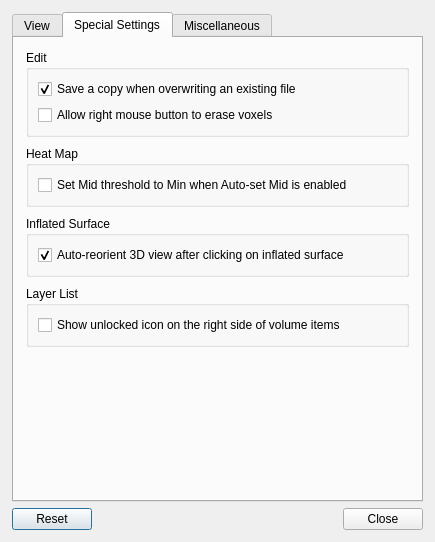
Old version of the form freeview/DialogPreferences.ui in the repository freesurfer/freesurfer.
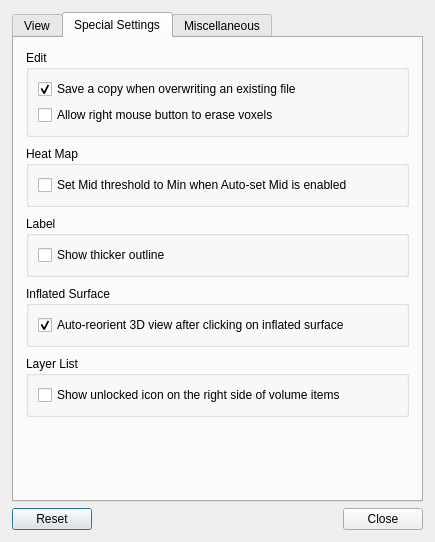
New version of the form. The open tabs and pages were chosen to show the change. Custom widgets are drawn as their Qt base class.

Commit message: Added option in Preferences to set thicker label outline

What changed in the file:
```diff
--- a/freeview/DialogPreferences.ui
+++ b/freeview/DialogPreferences.ui
@@ -640,6 +640,28 @@
          </layout>
         </widget>
        </item>
+       <item>
+        <widget class="QGroupBox" name="groupBoxLabel">
+         <property name="title">
+          <string>Label</string>
+         </property>
+         <property name="flat">
+          <bool>false</bool>
+         </property>
+         <layout class="QVBoxLayout" name="verticalLayout_14">
+          <item>
+           <widget class="QCheckBox" name="checkBoxThickOutline">
+            <property name="text">
+             <string>Show thicker outline</string>
+            </property>
+            <property name="checked">
+             <bool>false</bool>
+            </property>
+           </widget>
+          </item>
+         </layout>
+        </widget>
+       </item>
        <item>
         <widget class="QGroupBox" name="groupBox_5">
          <property name="title">
```
The commit also changes 6 other files.
